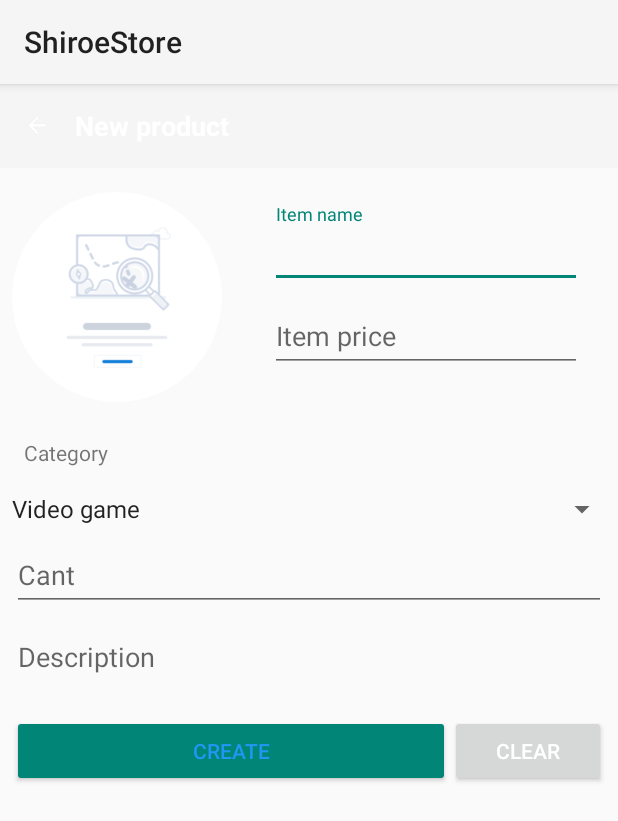
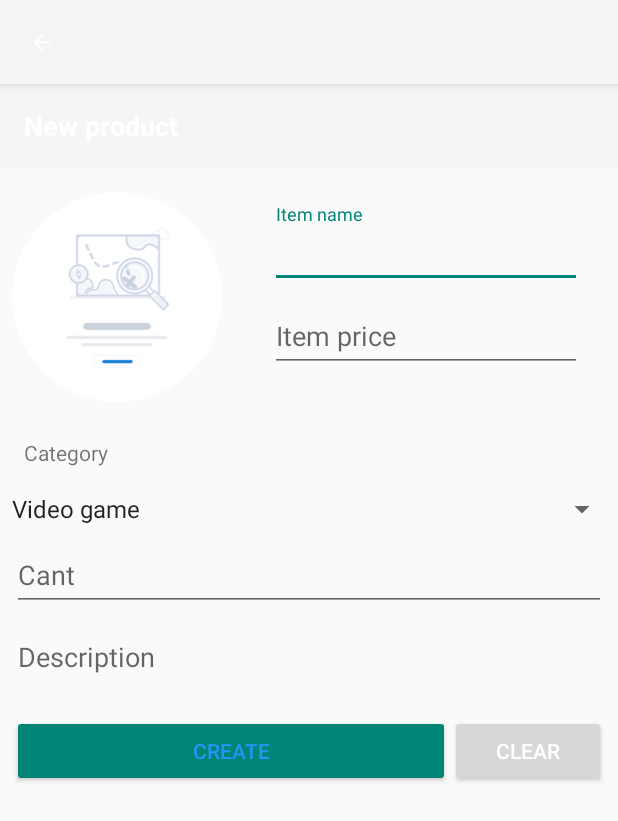
Before and after one commit to andresfca/ShiroeStore, an Android app: the CreateProuctActivity screen opened directly, with no data from a screen before it, on a phone screen of 412 x 824 dp. Shown: the top 821 px of the screen. Run offline under Robolectric (Android 15) with nearby library versions, the phone set to English and light mode, and no system bars; our stand-ins replace CircleImageView, Firebase (no records; nobody signed in at launch, a user with empty details on screens opened directly); 1 statement that could not run was skipped.

Commit message:
back arrow on toolbar fixed

```diff
--- a/app/src/main/java/com/example/andres/shiroestore/activity/admin/CreateProuctActivity.java
+++ b/app/src/main/java/com/example/andres/shiroestore/activity/admin/CreateProuctActivity.java
@@ -1,6 +1,7 @@
 package com.example.andres.shiroestore.activity.admin;
 
 import android.content.Intent;
+import android.graphics.drawable.Drawable;
 import android.net.Uri;
 import android.support.design.widget.Snackbar;
 import android.support.v7.app.AppCompatActivity;
@@ -54,6 +55,19 @@ public class CreateProuctActivity extends AppCompatActivity {
         setContentView(R.layout.activity_create_prouct);
         Toolbar toolbar = (Toolbar) findViewById(R.id.toolbar3);
         setSupportActionBar(toolbar);
+
+        Drawable arrow = getResources().getDrawable(R.drawable.ic_arrow_back_white_24dp);
+
+        toolbar.setNavigationOnClickListener(new View.OnClickListener() {
+            @Override
+            public void onClick(View v) {
+                onBackPressed();
+            }
+        });
+
+        getSupportActionBar().setDisplayShowTitleEnabled(false);
+        getSupportActionBar().setHomeAsUpIndicator(arrow);
+        getSupportActionBar().setDisplayHomeAsUpEnabled(true);
 
         mName = (EditText) findViewById(R.id.txtName);
         mDetail = (EditText) findViewById(R.id.txtDetail);
--- a/app/src/main/res/layout/activity_create_prouct.xml
+++ b/app/src/main/res/layout/activity_create_prouct.xml
@@ -18,12 +18,7 @@
         app:layout_constraintTop_toTopOf="parent"
         app:layout_constraintHorizontal_bias="0.0">
 
-        <ImageView
-            android:id="@+id/imgBackArrow"
-            android:layout_width="wrap_content"
-            android:layout_height="wrap_content"
-            android:layout_marginRight="16dp"
-            app:srcCompat="@drawable/ic_arrow_back_white_24dp"/>
+
 
         <TextView
             android:id="@+id/txtAppTitle"
--- a/app/src/main/res/layout/activity_product_detail.xml
+++ b/app/src/main/res/layout/activity_product_detail.xml
@@ -38,12 +38,6 @@
                 android:fitsSystemWindows="true"
                 app:layout_collapseMode="pin"
                 app:theme="@style/AppTheme.PopupOverlay">
-
-                <ImageView
-                    android:id="@+id/imgDetailBack"
-                    android:layout_width="wrap_content"
-                    android:layout_height="wrap_content"
-                    app:srcCompat="@drawable/ic_arrow_back_white_24dp" />
 
             </android.support.v7.widget.Toolbar>
         </android.support.design.widget.CollapsingToolbarLayout>
```
Also changed, not shown: app/src/main/java/com/example/andres/shiroestore/activity/admin/ProductDetailActivity.java (+14 -0 lines), app/src/main/java/com/example/andres/shiroestore/activity/admin/ProductEditActivity.java (+18 -4 lines), app/src/main/res/layout/activity_product_edit.xml (+0 -7 lines).
